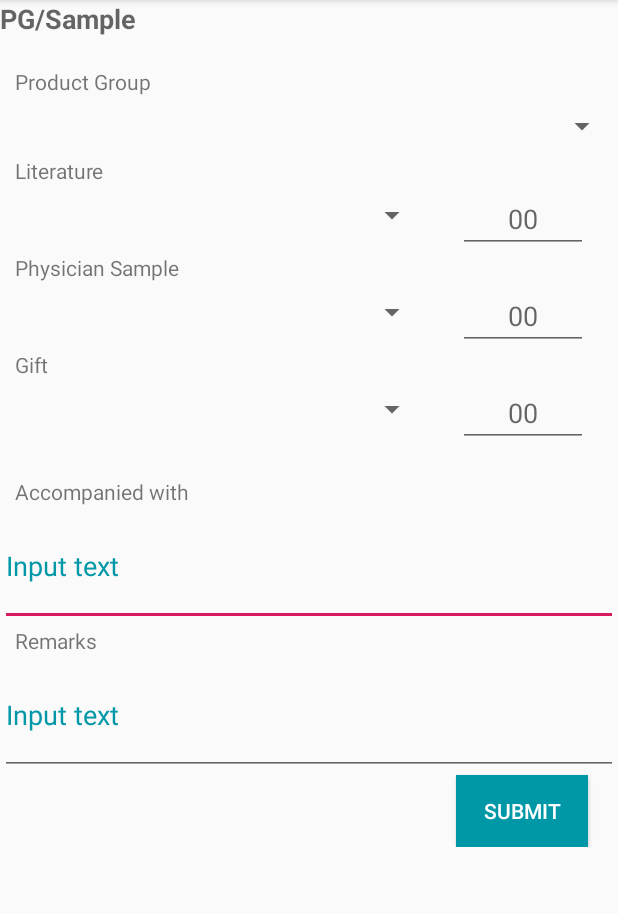
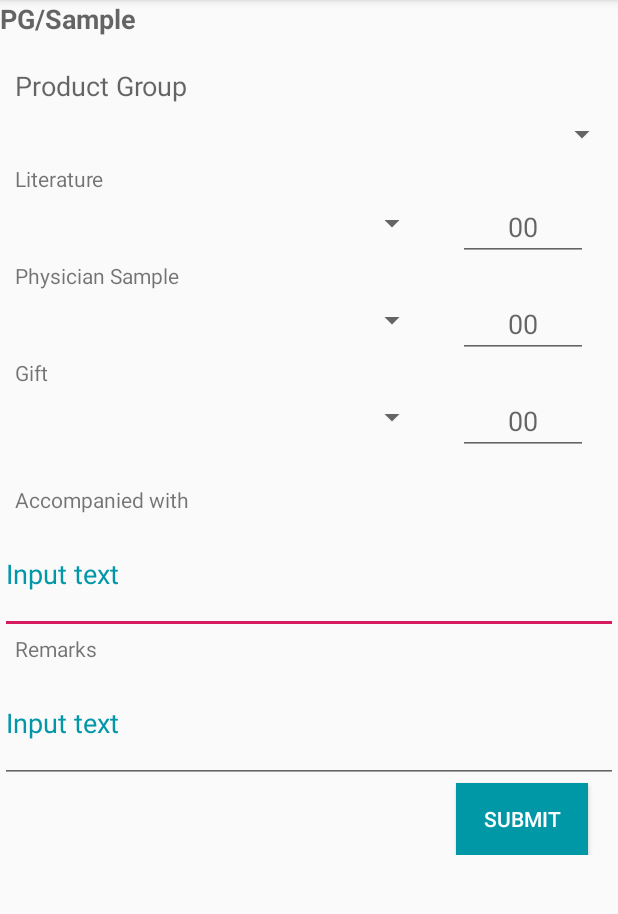
Before and after one commit to Shohanurcsevu/InternDCR, an Android app: the screen it shows after launch (MainActivity), on a phone screen of 412 x 824 dp, the part 84-998 px from its top. Run offline under Robolectric (Android 15) with nearby library versions, the phone set to English and light mode, and no system bars; our stand-ins replace Volley; network calls fail.

```diff
--- a/app/src/main/res/drawable/gradientbutton.xml
+++ b/app/src/main/res/drawable/gradientbutton.xml
@@ -8,7 +8,7 @@
         android:type="radial"
         android:startColor="@color/grren2" />
 
-    <corners android:shape="@drawable/roundcorner" />
+    <corners android:radius="@drawable/roundcorner" />
 
     <stroke
         android:width="4dp"
--- a/app/src/main/res/layout/activity_main.xml
+++ b/app/src/main/res/layout/activity_main.xml
@@ -31,7 +31,7 @@
                 android:layout_height="wrap_content"
                 android:text="Product Group"
                 android:layout_marginLeft="10dp"
-                android:textAppearance="@style/Base.TextAppearance.AppCompat.Small" />
+                android:textAppearance="@style/Base.TextAppearance.AppCompat.Medium" />
 
             <Spinner
                 android:id="@+id/spinnerPG"
```
